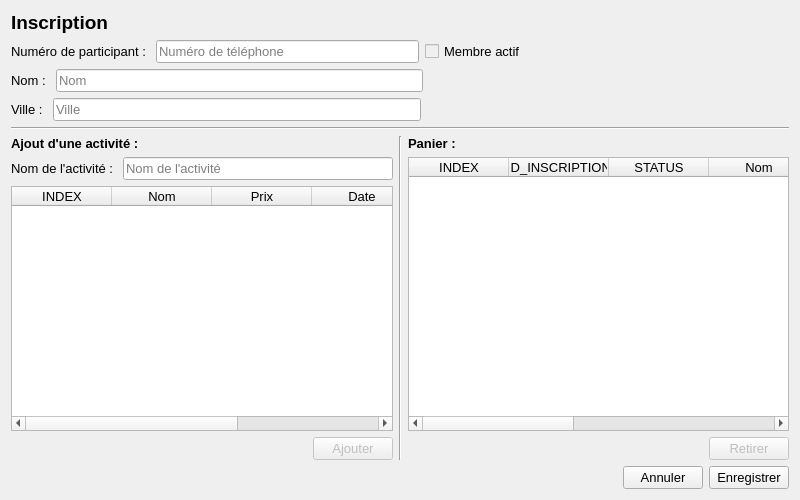
Old version of the form GUI/inscription.ui in the repository samueldrouin/PyGuide.
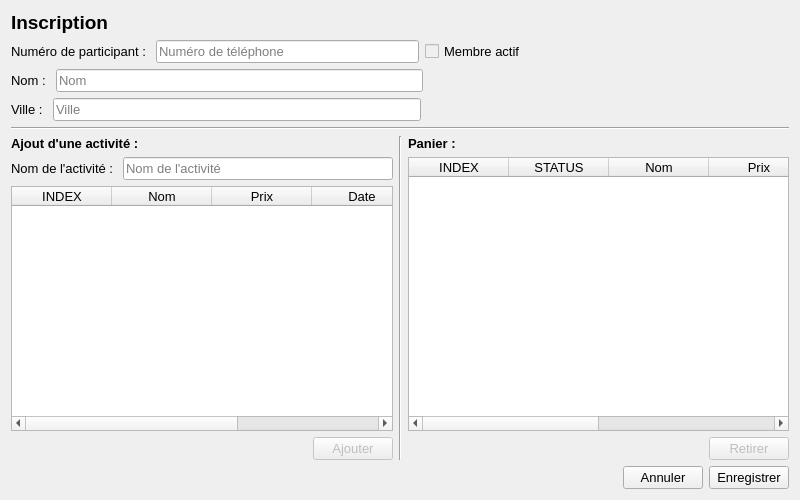
New version of the form.

Commit message: Modification du update_time seulement lorsque l'inscription est réellement mise à jours

```diff
--- a/GUI/inscription.ui
+++ b/GUI/inscription.ui
@@ -363,11 +363,6 @@
            <string>INDEX</string>
           </property>
          </column>
-         <column>
-          <property name="text">
-           <string>ID_INSCRIPTION</string>
-          </property>
-         </column>
          <column>
           <property name="text">
            <string>STATUS</string>
```
The commit also changes 2 other files.
